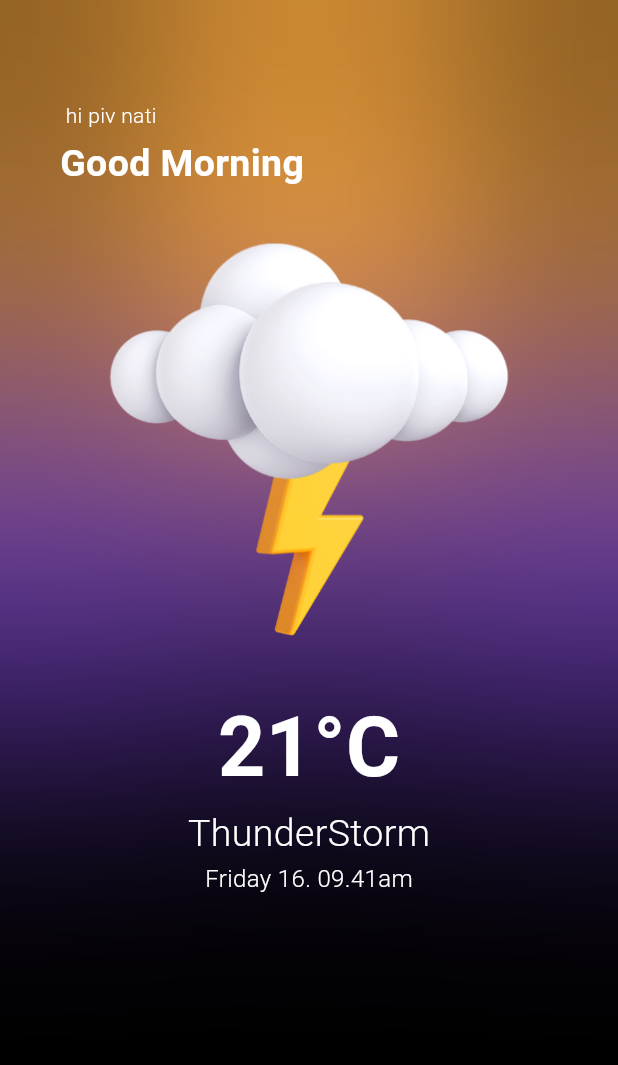
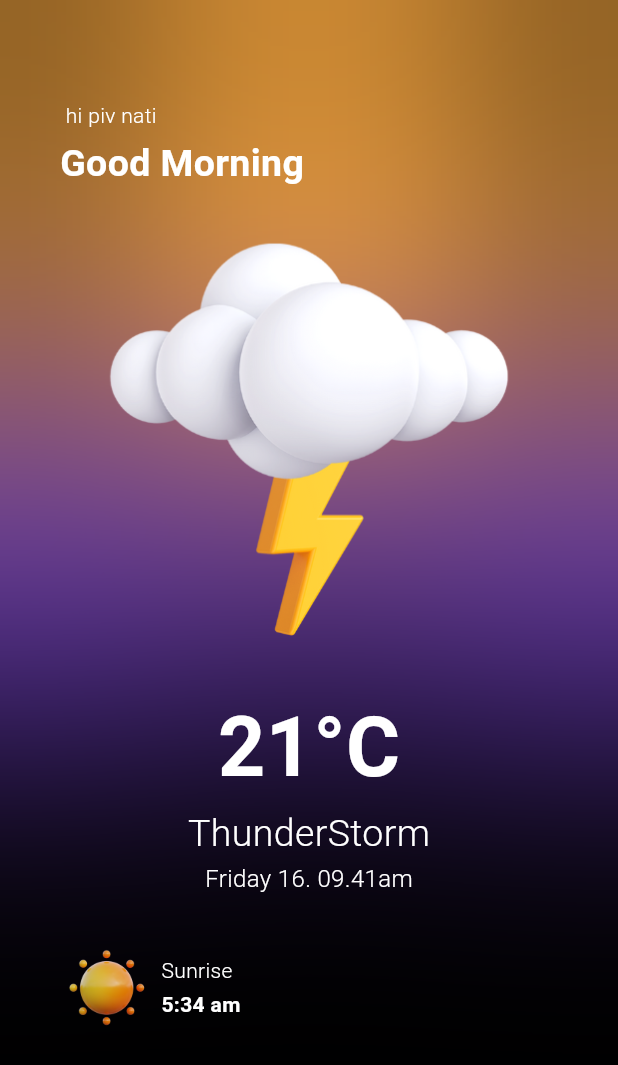
Before and after one commit to natanmuletahunde/weather_app.flutter-, a Flutter app: the screen it shows after launch, on a phone screen of 412 x 824 dp. Shown: the top 1065 px of the screen. Run offline on Flutter 3.47's test engine with Material 3 defaults, Android fonts, the phone set to English and light mode, and no system bars; our stand-ins replace bloc.

Commit message:
add the row inside the children

```diff
--- a/lib/screens/home_screen.dart
+++ b/lib/screens/home_screen.dart
@@ -90,30 +90,68 @@ class HomeScreen extends StatelessWidget {
                       child: Text(
                         '21°C',
                         style: TextStyle(
-                            color:Colors.white,
+                            color: Colors.white,
                             fontSize: 55,
                             fontWeight: FontWeight.w600),
                       ),
                     ),
-                     const Center(
+                    const Center(
                       child: Text(
                         'ThunderStorm',
                         style: TextStyle(
-                            color:Colors.white,
+                            color: Colors.white,
                             fontSize: 25,
                             fontWeight: FontWeight.w300),
                       ),
                     ),
-                     const Center(
+                    const Center(
                       child: Text(
                         'Friday 16. 09.41am',
                         style: TextStyle(
-                            color:Colors.white,
+                            color: Colors.white,
                             fontSize: 16,
                             fontWeight: FontWeight.w300),
                       ),
                     ),
-                    const SizedBox(height: 30,)
+                    const SizedBox(
+                      height: 30,
+                    ),
+                    Row(
+                      mainAxisAlignment: MainAxisAlignment.spaceBetween,
+                      children: [
+                        Row(
+                          children: [
+                            Image.asset(
+                              'assets/11.png',
+                              scale: 8,
+                            ),
+                            const SizedBox(
+                              width: 5,
+                            ),
+                            const Column(
+                              crossAxisAlignment: CrossAxisAlignment.start,
+                              children: [
+                                Text(
+                                  'Sunrise',
+                                  style: TextStyle(
+                                      color: Colors.white,
+                                      fontWeight: FontWeight.w300),
+                                ),
+                                SizedBox(
+                                  height: 3,
+                                ),
+                                Text(
+                                  '5:34 am',
+                                  style: TextStyle(
+                                      color: Colors.white,
+                                      fontWeight: FontWeight.w700),
+                                )
+                              ],
+                            )
+                          ],
+                        )
+                      ],
+                    )
                   ],
                 ),
               )
```
